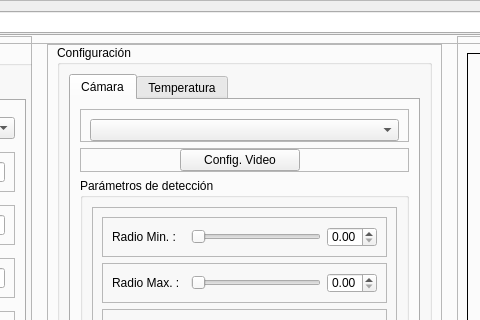
Qt form v4-interfaz.ui (tigre437/interfazv4) before a commit; both pictures show x 375 to 855 and y 0 to 320 of the 1340 by 832 pixel window.
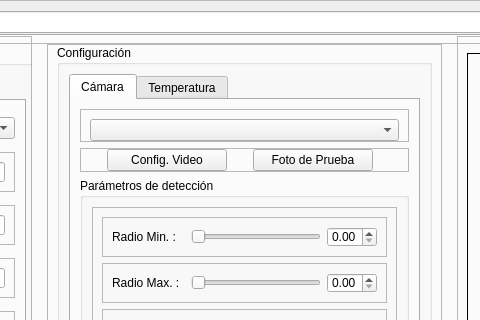
The same form after that commit. Icons and pictures are not drawn.

The edit to the form file:
```diff
--- a/v4-interfaz.ui
+++ b/v4-interfaz.ui
@@ -1489,6 +1489,19 @@
                    </property>
                   </widget>
                  </item>
+                 <item>
+                  <widget class="QPushButton" name="buttonFotoPrueba">
+                   <property name="maximumSize">
+                    <size>
+                     <width>120</width>
+                     <height>16777215</height>
+                    </size>
+                   </property>
+                   <property name="text">
+                    <string>Foto de Prueba</string>
+                   </property>
+                  </widget>
+                 </item>
                 </layout>
                </widget>
               </item>
```
Left out of the diff: 3 changed lines with no effect on the pictures.
